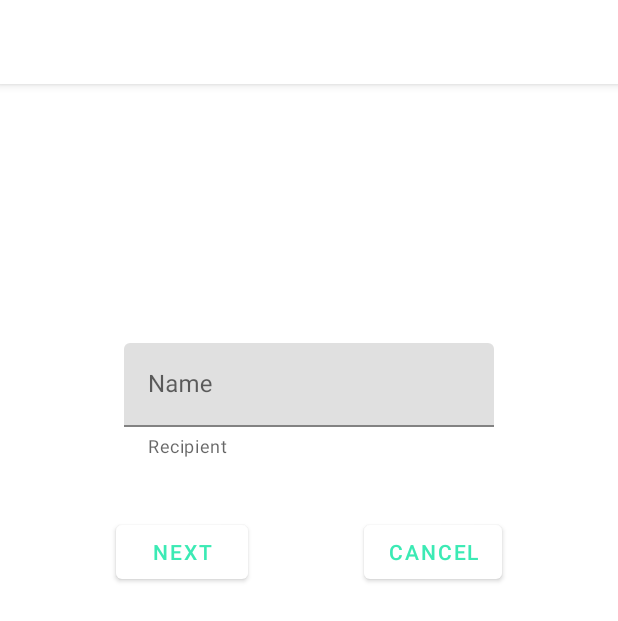
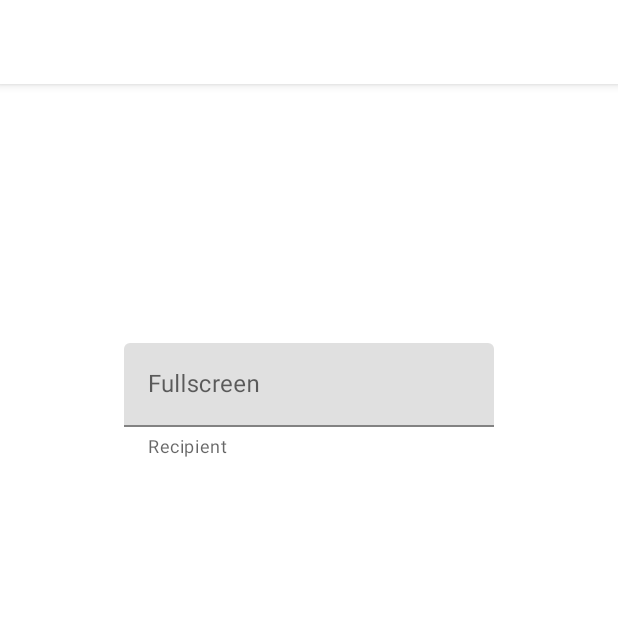
Before and after one commit to Tryden12/demoMiniClerkie, an Android app: the FullscreenFragment screen opened through its navigation route, on a phone screen of 412 x 824 dp. Shown: the top 621 px of the screen. Run offline under Robolectric (Android 15) with nearby library versions, the phone set to English and light mode, and no system bars.

Commit message:
edited fullscreen and popup design for testing

```diff
--- a/app/src/main/res/layout/fragment_fullscreen.xml
+++ b/app/src/main/res/layout/fragment_fullscreen.xml
@@ -34,7 +34,7 @@
                 android:layout_height="match_parent"
                 android:inputType="text"
                 android:maxLines="1"
-                android:hint="Name"
+                android:hint="Fullscreen"
                 android:id="@+id/input_recipient"
                 />
 
@@ -42,29 +42,6 @@
 
     </LinearLayout>
 
-    <Button
-        android:layout_width="wrap_content"
-        android:layout_height="wrap_content"
-        app:layout_constraintTop_toTopOf="parent"
-        app:layout_constraintBottom_toBottomOf="parent"
-        app:layout_constraintLeft_toLeftOf="parent"
-        app:layout_constraintVertical_bias=".4"
-        app:layout_constraintRight_toLeftOf="@+id/cancel_btn"
-        android:id="@+id/next_btn"
-        android:text="next"
-        />
-
-    <Button
-        android:layout_width="wrap_content"
-        android:layout_height="wrap_content"
-        app:layout_constraintTop_toTopOf="parent"
-        app:layout_constraintBottom_toBottomOf="parent"
-        app:layout_constraintRight_toRightOf="parent"
-        app:layout_constraintLeft_toRightOf="@+id/next_btn"
-        app:layout_constraintVertical_bias=".4"
-        android:id="@+id/cancel_btn"
-        android:text="cancel"
-        />
 
 
 </androidx.constraintlayout.widget.ConstraintLayout>
```
Also changed, not shown: app/src/main/res/layout/fragment_popup.xml (+3 -23 lines).
